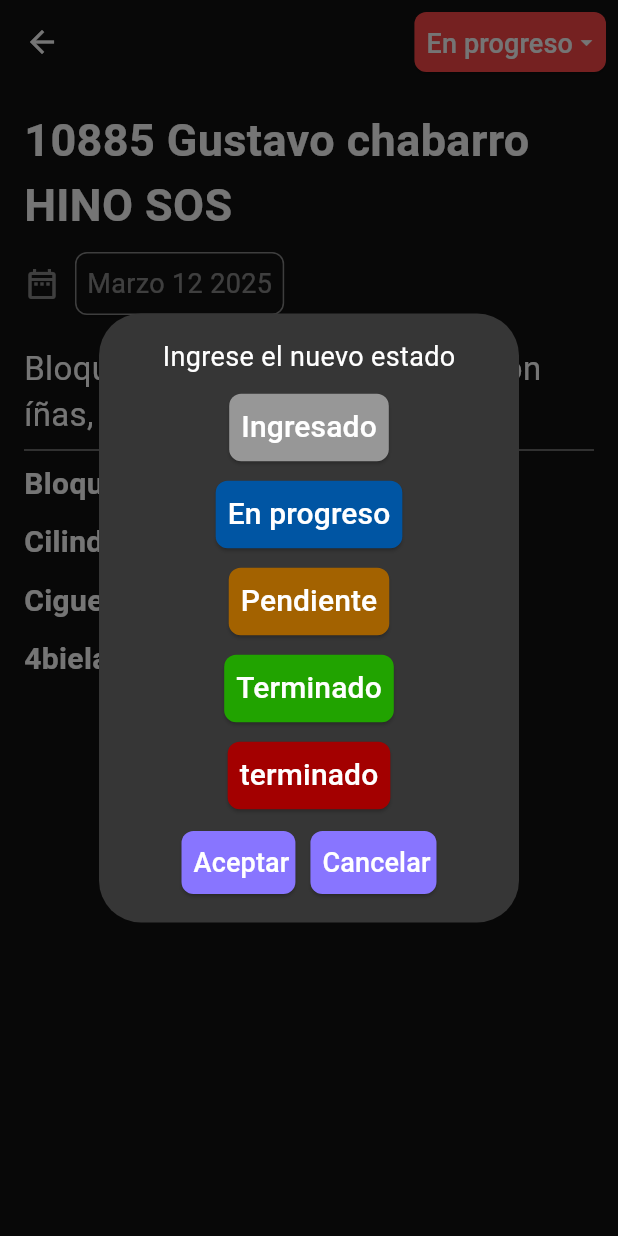
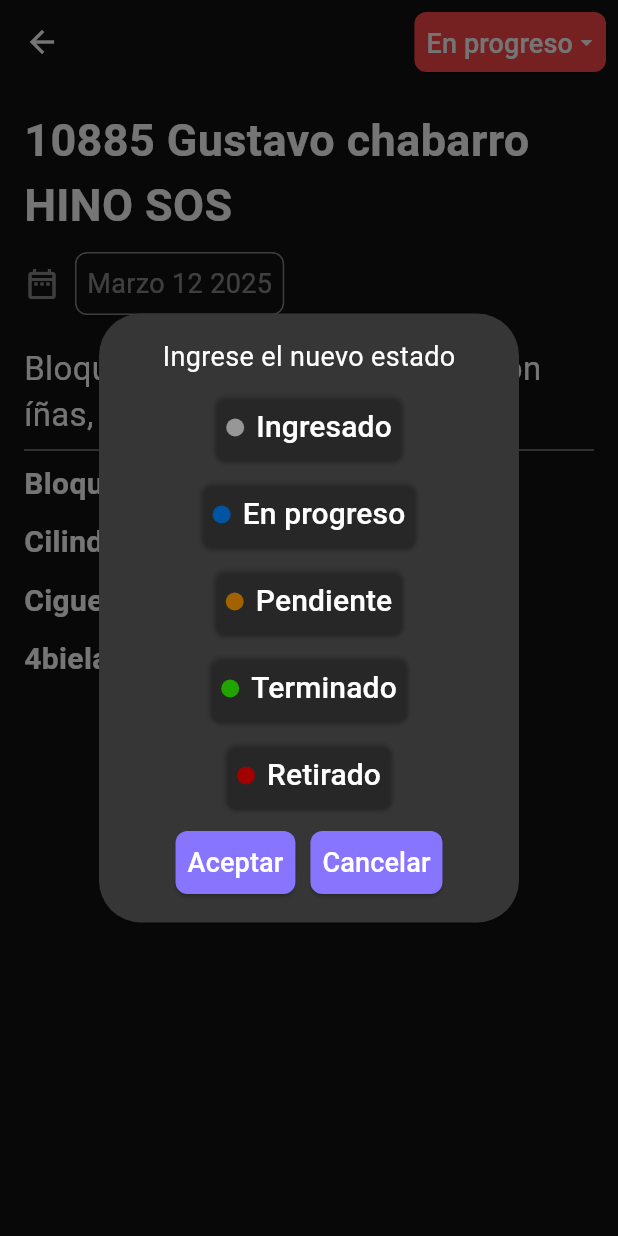
Before and after one commit to ZapRender/NascarApp, a Flutter app: the DescriptionScreen screen opened by its route, after a tap on "En progreso", on a phone screen of 412 x 824 dp. Run offline on Flutter 3.47's test engine with Material 3 defaults, Android fonts, the light colour scheme and no system bars; our stand-ins replace get.

Commit message:
Feature: Change the design for change status screen

```diff
--- a/lib/main.dart
+++ b/lib/main.dart
@@ -17,7 +17,7 @@ class MyApp extends StatelessWidget {
       title: 'Nascar App',
       debugShowCheckedModeBanner: false,
       themeMode: ThemeMode.dark,
-      initialRoute: AppRoutes.description,
+      initialRoute: AppRoutes.home,
       theme: ThemeData(
         colorScheme: ColorScheme.fromSeed(seedColor: Colors.deepPurple),
       ),
--- a/lib/presentation/widgets/change_status_dialog.dart
+++ b/lib/presentation/widgets/change_status_dialog.dart
@@ -46,7 +46,7 @@ class ChangeStatusDialog extends StatelessWidget {
                   ),
                   SizedBox(height: 10.0),
                   ButtonStatus(
-                    status: 'terminado',
+                    status: 'Retirado',
                     color: AppColors.statusRemoved,
                   ),
                 ],
@@ -73,7 +73,7 @@ class ChangeStatusDialog extends StatelessWidget {
                         top: 8.0,
                         bottom: 8.0,
                         left: 8.0,
-                        right: 4.0,
+                        right: 8.0,
                       ),
                     ),
                   ),
@@ -102,7 +102,7 @@ class ChangeStatusDialog extends StatelessWidget {
                         top: 8.0,
                         bottom: 8.0,
                         left: 8.0,
-                        right: 4.0,
+                        right: 8.0,
                       ),
                     ),
                   ),
@@ -135,15 +135,29 @@ class ButtonStatus extends StatelessWidget {
     return ElevatedButton(
       onPressed: () {},
       style: ButtonStyle(
-        backgroundColor: WidgetStateProperty.all(color),
+        backgroundColor: WidgetStateProperty.all(Colors.transparent),
         shape: WidgetStateProperty.all(
           RoundedRectangleBorder(borderRadius: BorderRadius.circular(8.0)),
         ),
         padding: WidgetStateProperty.all(EdgeInsets.all(8.0)),
       ),
-      child: Text(
+      child: Row(
+        mainAxisSize: MainAxisSize.min,
+        children: [
+          Container(
+            width: 12.0,
+            height: 12.0,
+            decoration: BoxDecoration(
+              color: color,
+              shape: BoxShape.circle,
+            ),
+          ),
+          SizedBox(width: 8.0),
+          Text(
         status,
         style: TextStyle(fontSize: 20.0, color: AppColors.primaryTextDark),
+      ),
+        ],
       ),
     );
   }
```
Also changed, not shown: lib/presentation/views/homeSceen/home_screen.dart (+12 -2 lines).
